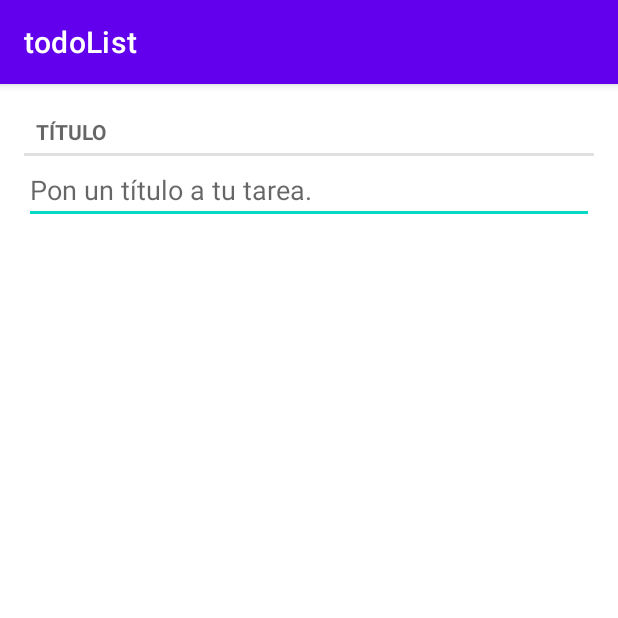
After one commit to reivax26/todoList, an Android app: the fragment ListFragment shown on its own in the app's theme, on a phone screen of 412 x 824 dp, the top half of it. The commit adds this screen. Run offline under Robolectric (Android 15) with nearby library versions, the phone set to English and light mode, and no system bars.

Commit message:
fragment no funciona

```diff
--- /dev/null
+++ b/app/src/main/java/com/xavier/pouyadoux/prog1/todolist/ListFragment.java
@@ -0,0 +1,53 @@
+package com.xavier.pouyadoux.prog1.todolist;
+
+import android.os.Bundle;
+import android.text.Editable;
+import android.text.TextWatcher;
+import android.view.LayoutInflater;
+import android.view.View;
+import android.view.ViewGroup;
+import android.widget.EditText;
+
+import androidx.annotation.NonNull;
+import androidx.fragment.app.Fragment;
+
+public class ListFragment extends Fragment {
+
+    private Tarea Tarea;
+    private EditText mTitleField;
+
+    @Override
+    public void onCreate(Bundle savedInstanceState) {
+        super.onCreate(savedInstanceState);
+
+        Tarea = new Tarea();
+
+    }
+
+    @Override
+    public View onCreateView(@NonNull LayoutInflater inflater, ViewGroup container, Bundle savedInstanceState) {
+        View v = inflater.inflate(R.layout.tarea_fragment, container, false);
+
+
+        mTitleField = (EditText) v.findViewById(R.id.tarea_titulo);
+        mTitleField.addTextChangedListener(new TextWatcher() {
+
+            @Override
+            public void beforeTextChanged(CharSequence s, int start, int count, int after) {
+
+            }
+
+            @Override
+            public void onTextChanged(CharSequence charSequence, int i, int i1, int i2) {
+                Tarea.setTitle(toString());
+            }
+
+            @Override
+            public void afterTextChanged(Editable editable) {
+
+            }
+        });
+
+        return v;
+    }
+}
--- a/app/src/main/java/com/xavier/pouyadoux/prog1/todolist/Tareas.java
+++ b/app/src/main/java/com/xavier/pouyadoux/prog1/todolist/Tarea.java
@@ -1,14 +1,14 @@
 package com.xavier.pouyadoux.prog1.todolist;
 import java.util.UUID;
 
-public class Tareas {
+public class Tarea {
 
 
     private UUID mId;
     private String mTitulo;
     private boolean mRealizada;
 
-    public Tareas() {
+    public Tarea() {
         mId = UUID.randomUUID();
     }
 
--- /dev/null
+++ b/app/src/main/res/layout/activity_tarea.xml
@@ -0,0 +1,5 @@
+<FrameLayout
+    android:id="@+id/fragment_container"
+    xmlns:android="http://schemas.android.com/apk/res/android"
+    android:layout_width="match_parent"
+    android:layout_height="match_parent"/>
--- /dev/null
+++ b/app/src/main/res/layout/tarea_fragment.xml
@@ -0,0 +1,20 @@
+<?xml version="1.0" encoding="utf-8"?>
+<LinearLayout xmlns:android="http://schemas.android.com/apk/res/android"
+    android:layout_width="match_parent"
+    android:layout_height="match_parent"
+    android:layout_margin="16dp"
+    android:orientation="vertical" >
+
+    <TextView
+        style="?android:listSeparatorTextViewStyle"
+        android:layout_width="match_parent"
+        android:layout_height="wrap_content"
+        android:text="@string/t_tulo"/>
+
+    <EditText
+        android:id="@+id/tarea_titulo"
+        android:layout_width="match_parent"
+        android:layout_height="wrap_content"
+        android:hint="@string/pon_titulo_tarea"/>
+
+</LinearLayout>
--- a/app/src/main/res/values/strings.xml
+++ b/app/src/main/res/values/strings.xml
@@ -3,4 +3,7 @@
     <string name="titulo_tarea">Titulo Tarea</string>
     <string name="data_tarea">Data Tarea</string>
     <string name="Titulo_main_activity">Tareas</string>
+    <string name="pon_titulo_tarea">Pon un título a tu tarea.</string>
+    <string name="t_tulo">Título</string>
+
 </resources>
```
Also changed, not shown: app/src/main/java/com/xavier/pouyadoux/prog1/todolist/MainActivity.java (+26 -18 lines), app/src/main/java/com/xavier/pouyadoux/prog1/todolist/TareaLab.java (+6 -6 lines).
